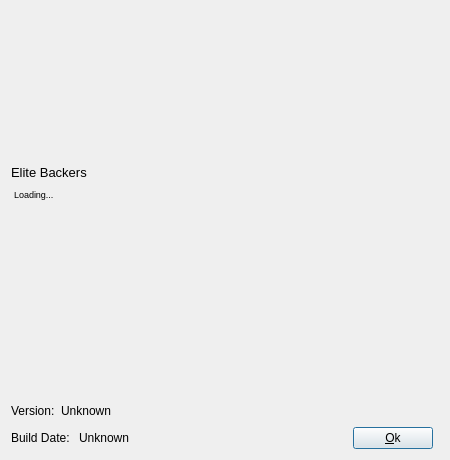
First picture: the form in src/gui/src/AboutDialogBase.ui, repository deskflow/deskflow, before the edit.
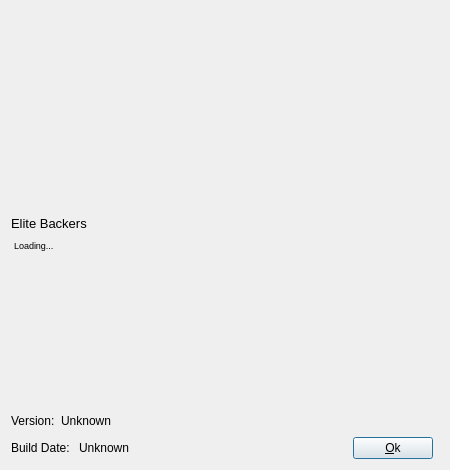
Second picture: the form after the edit. Icons and pictures are not drawn.

Commit message: Add link "Become an Elite Backer"

Patch:
```diff
--- a/src/gui/src/AboutDialogBase.ui
+++ b/src/gui/src/AboutDialogBase.ui
@@ -13,7 +13,7 @@
     <x>0</x>
     <y>0</y>
     <width>450</width>
-    <height>460</height>
+    <height>470</height>
    </rect>
   </property>
   <property name="sizePolicy">
@@ -31,7 +31,7 @@
   <property name="maximumSize">
    <size>
     <width>450</width>
-    <height>460</height>
+    <height>470</height>
    </size>
   </property>
   <property name="windowTitle">
@@ -222,6 +222,18 @@
    </item>
    <item row="5" column="1">
     <widget class="QScrollArea" name="scrollAreaEliteBackers">
+     <property name="sizePolicy">
+      <sizepolicy hsizetype="Preferred" vsizetype="Preferred">
+       <horstretch>0</horstretch>
+       <verstretch>0</verstretch>
+      </sizepolicy>
+     </property>
+     <property name="minimumSize">
+      <size>
+       <width>0</width>
+       <height>0</height>
+      </size>
+     </property>
      <property name="frameShape">
       <enum>QFrame::NoFrame</enum>
      </property>
@@ -249,6 +261,12 @@
        </property>
        <item>
         <widget class="QLabel" name="labelEliteBackersData">
+         <property name="minimumSize">
+          <size>
+           <width>0</width>
+           <height>10</height>
+          </size>
+         </property>
          <property name="font">
           <font>
            <pointsize>7</pointsize>
```
Left out of the diff: 298 changed lines with no effect on the pictures. The commit also changes 2 other files.
